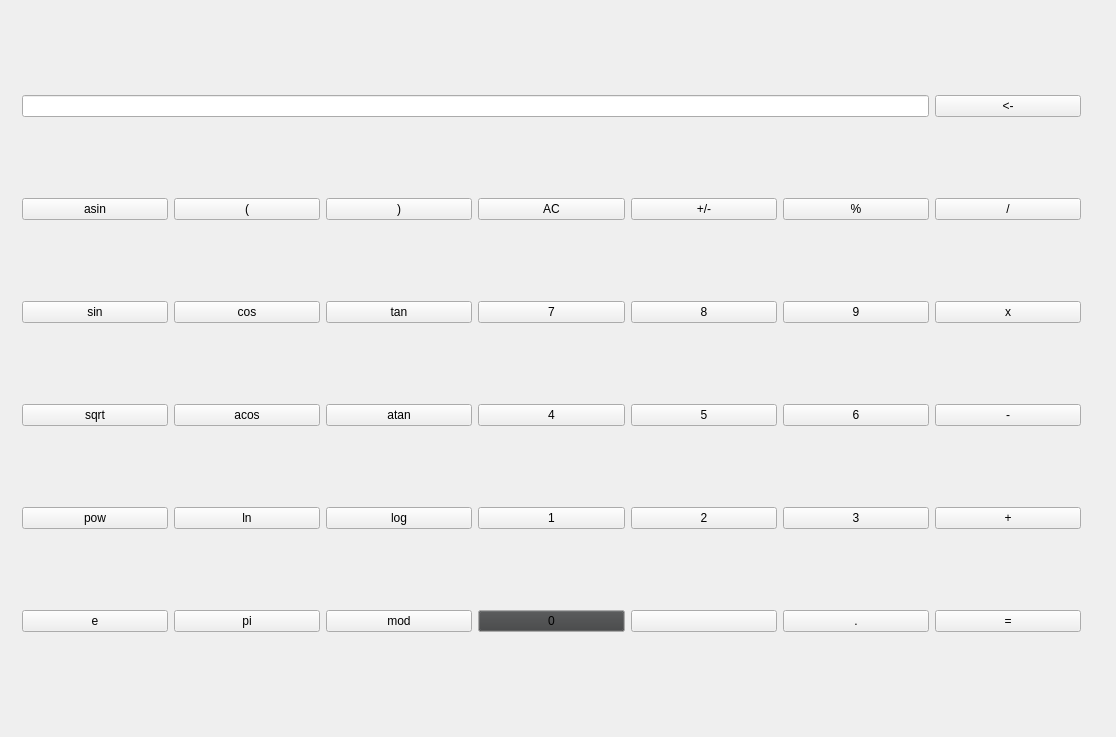
Above: new/mainwindow.ui from ohiamdaria/smartcalc before the change. Below: the same form after it.
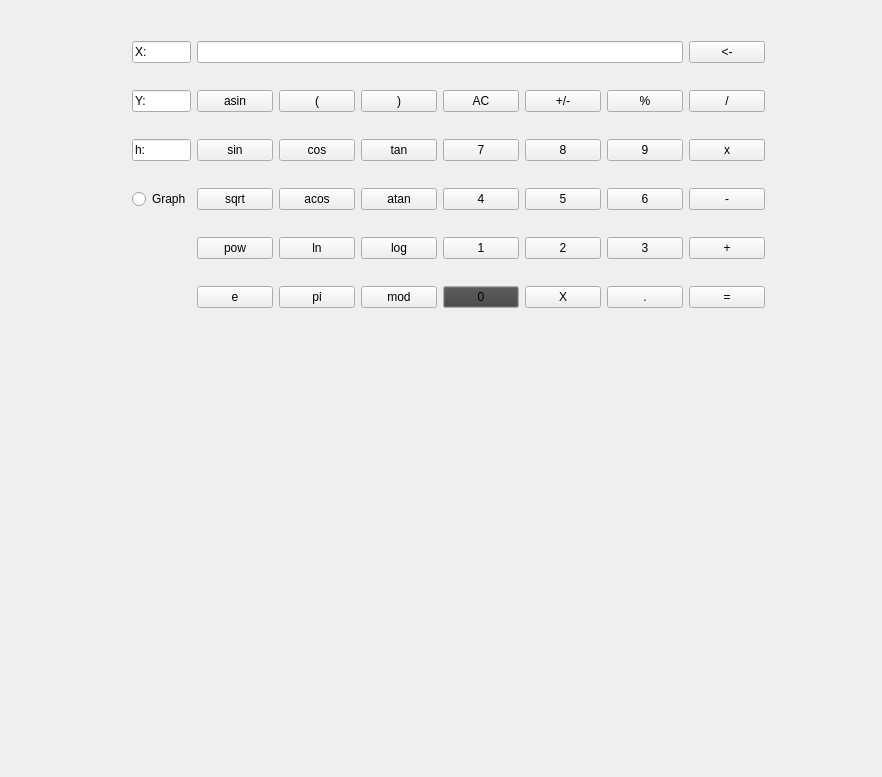
That is the form after the change. Custom widgets are drawn as their Qt base class.

Patch:
```diff
--- a/new/mainwindow.ui
+++ b/new/mainwindow.ui
@@ -6,8 +6,8 @@
    <rect>
     <x>0</x>
     <y>0</y>
-    <width>1116</width>
-    <height>737</height>
+    <width>882</width>
+    <height>777</height>
    </rect>
   </property>
   <property name="windowTitle">
@@ -17,10 +17,10 @@
    <widget class="QWidget" name="gridLayoutWidget">
     <property name="geometry">
      <rect>
-      <x>20</x>
+      <x>130</x>
       <y>20</y>
-      <width>1061</width>
-      <height>687</height>
+      <width>635</width>
+      <height>311</height>
      </rect>
     </property>
     <layout class="QGridLayout" name="gridLayout">
@@ -30,14 +30,227 @@
      <property name="horizontalSpacing">
       <number>-1</number>
      </property>
+     <item row="6" column="5">
+      <widget class="QPushButton" name="push_X">
+       <property name="text">
+        <string>X</string>
+       </property>
+      </widget>
+     </item>
+     <item row="1" column="7">
+      <widget class="QPushButton" name="push_div">
+       <property name="text">
+        <string>/</string>
+       </property>
+      </widget>
+     </item>
+     <item row="1" column="0">
+      <widget class="QLineEdit" name="lineEdit_2">
+       <property name="text">
+        <string>Y: </string>
+       </property>
+      </widget>
+     </item>
+     <item row="1" column="1">
+      <widget class="QPushButton" name="push_asin">
+       <property name="text">
+        <string>asin</string>
+       </property>
+      </widget>
+     </item>
+     <item row="4" column="2">
+      <widget class="QPushButton" name="push_acos">
+       <property name="text">
+        <string>acos</string>
+       </property>
+      </widget>
+     </item>
+     <item row="6" column="3">
+      <widget class="QPushButton" name="push_mod">
+       <property name="text">
+        <string>mod</string>
+       </property>
+      </widget>
+     </item>
+     <item row="3" column="4">
+      <widget class="QPushButton" name="push_7">
+       <property name="text">
+        <string>7</string>
+       </property>
+      </widget>
+     </item>
+     <item row="1" column="2">
+      <widget class="QPushButton" name="push_right">
+       <property name="text">
+        <string>(</string>
+       </property>
+      </widget>
+     </item>
+     <item row="3" column="2">
+      <widget class="QPushButton" name="push_cos">
+       <property name="text">
+        <string>cos</string>
+       </property>
+      </widget>
+     </item>
+     <item row="5" column="1">
+      <widget class="QPushButton" name="push_pow">
+       <property name="text">
+        <string>pow</string>
+       </property>
+      </widget>
+     </item>
+     <item row="5" column="7">
+      <widget class="QPushButton" name="push_plus">
+       <property name="text">
+        <string>+</string>
+       </property>
+      </widget>
+     </item>
+     <item row="1" column="5">
+      <widget class="QPushButton" name="push_unary">
+       <property name="text">
+        <string>+/-</string>
+       </property>
+      </widget>
+     </item>
+     <item row="3" column="5">
+      <widget class="QPushButton" name="push_8">
+       <property name="text">
+        <string>8</string>
+       </property>
+      </widget>
+     </item>
      <item row="4" column="3">
+      <widget class="QPushButton" name="push_atan">
+       <property name="text">
+        <string>atan</string>
+       </property>
+      </widget>
+     </item>
+     <item row="5" column="2">
+      <widget class="QPushButton" name="push_ln">
+       <property name="text">
+        <string>ln</string>
+       </property>
+      </widget>
+     </item>
+     <item row="3" column="6">
+      <widget class="QPushButton" name="push_9">
+       <property name="text">
+        <string>9</string>
+       </property>
+      </widget>
+     </item>
+     <item row="4" column="5">
+      <widget class="QPushButton" name="push_5">
+       <property name="text">
+        <string>5</string>
+       </property>
+      </widget>
+     </item>
+     <item row="6" column="6">
+      <widget class="QPushButton" name="push_dot">
+       <property name="text">
+        <string>.</string>
+       </property>
+      </widget>
+     </item>
+     <item row="6" column="2">
+      <widget class="QPushButton" name="push_pi">
+       <property name="text">
+        <string>pi</string>
+       </property>
+      </widget>
+     </item>
+     <item row="6" column="1">
+      <widget class="QPushButton" name="push_e">
+       <property name="text">
+        <string>e</string>
+       </property>
+      </widget>
+     </item>
+     <item row="4" column="7">
+      <widget class="QPushButton" name="push_minus">
+       <property name="text">
+        <string>-</string>
+       </property>
+      </widget>
+     </item>
+     <item row="3" column="7">
+      <widget class="QPushButton" name="push_mul">
+       <property name="text">
+        <string>x</string>
+       </property>
+      </widget>
+     </item>
+     <item row="0" column="0">
+      <widget class="QLineEdit" name="lineEdit_3">
+       <property name="text">
+        <string>X:</string>
+       </property>
+      </widget>
+     </item>
+     <item row="1" column="4">
+      <widget class="QPushButton" name="push_ac">
+       <property name="text">
+        <string>AC</string>
+       </property>
+      </widget>
+     </item>
+     <item row="0" column="1" colspan="6">
+      <widget class="QLineEdit" name="Display"/>
+     </item>
+     <item row="1" column="6">
+      <widget class="QPushButton" name="push_proz">
+       <property name="text">
+        <string>%</string>
+       </property>
+      </widget>
+     </item>
+     <item row="1" column="3">
+      <widget class="QPushButton" name="push_left">
+       <property name="text">
+        <string>)</string>
+       </property>
+      </widget>
+     </item>
+     <item row="0" column="7">
+      <widget class="QPushButton" name="push_clear">
+       <property name="text">
+        <string>&lt;-</string>
+       </property>
+      </widget>
+     </item>
+     <item row="3" column="1">
+      <widget class="QPushButton" name="push_sin">
+       <property name="text">
+        <string>sin</string>
+       </property>
+      </widget>
+     </item>
+     <item row="4" column="1">
+      <widget class="QPushButton" name="push_sqrt">
+       <property name="text">
+        <string>sqrt</string>
+       </property>
+      </widget>
+     </item>
+     <item row="5" column="4">
       <widget class="QPushButton" name="push_1">
        <property name="text">
         <string>1</string>
        </property>
       </widget>
      </item>
-     <item row="5" column="3">
+     <item row="5" column="5">
+      <widget class="QPushButton" name="push_2">
+       <property name="text">
+        <string>2</string>
+       </property>
+      </widget>
+     </item>
+     <item row="6" column="4">
       <widget class="QPushButton" name="push_0">
        <property name="palette">
         <palette>
@@ -87,234 +300,56 @@
        </property>
       </widget>
      </item>
-     <item row="3" column="4">
-      <widget class="QPushButton" name="push_5">
+     <item row="4" column="0">
+      <widget class="QRadioButton" name="Graph">
        <property name="text">
-        <string>5</string>
+        <string>Graph</string>
        </property>
       </widget>
      </item>
-     <item row="5" column="4">
-      <widget class="QPushButton" name="push_space">
+     <item row="4" column="6">
+      <widget class="QPushButton" name="push_6">
        <property name="text">
-        <string/>
-       </property>
-      </widget>
-     </item>
-     <item row="2" column="1">
-      <widget class="QPushButton" name="push_cos">
-       <property name="text">
-        <string>cos</string>
+        <string>6</string>
        </property>
       </widget>
      </item>
      <item row="5" column="6">
+      <widget class="QPushButton" name="push_3">
+       <property name="text">
+        <string>3</string>
+       </property>
+      </widget>
+     </item>
+     <item row="6" column="7">
       <widget class="QPushButton" name="push_eq">
        <property name="text">
         <string>=</string>
        </property>
       </widget>
      </item>
-     <item row="3" column="5">
-      <widget class="QPushButton" name="push_6">
+     <item row="4" column="4">
+      <widget class="QPushButton" name="push_4">
        <property name="text">
-        <string>6</string>
-       </property>
-      </widget>
-     </item>
-     <item row="5" column="5">
-      <widget class="QPushButton" name="push_dot">
-       <property name="text">
-        <string>.</string>
-       </property>
-      </widget>
-     </item>
-     <item row="1" column="4">
-      <widget class="QPushButton" name="push_unary">
-       <property name="text">
-        <string>+/-</string>
-       </property>
-      </widget>
-     </item>
-     <item row="1" column="3">
-      <widget class="QPushButton" name="push_ac">
-       <property name="text">
-        <string>AC</string>
-       </property>
-      </widget>
-     </item>
-     <item row="2" column="3">
-      <widget class="QPushButton" name="push_7">
-       <property name="text">
-        <string>7</string>
-       </property>
-      </widget>
-     </item>
-     <item row="1" column="2">
-      <widget class="QPushButton" name="push_left">
-       <property name="text">
-        <string>)</string>
-       </property>
-      </widget>
-     </item>
-     <item row="3" column="1">
-      <widget class="QPushButton" name="push_acos">
-       <property name="text">
-        <string>acos</string>
-       </property>
-      </widget>
-     </item>
-     <item row="5" column="2">
-      <widget class="QPushButton" name="push_mod">
-       <property name="text">
-        <string>mod</string>
-       </property>
-      </widget>
-     </item>
-     <item row="2" column="4">
-      <widget class="QPushButton" name="push_8">
-       <property name="text">
-        <string>8</string>
-       </property>
-      </widget>
-     </item>
-     <item row="1" column="1">
-      <widget class="QPushButton" name="push_right">
-       <property name="text">
-        <string>(</string>
-       </property>
-      </widget>
-     </item>
-     <item row="1" column="5">
-      <widget class="QPushButton" name="push_proz">
-       <property name="text">
-        <string>%</string>
-       </property>
-      </widget>
-     </item>
-     <item row="3" column="2">
-      <widget class="QPushButton" name="push_atan">
-       <property name="text">
-        <string>atan</string>
-       </property>
-      </widget>
-     </item>
-     <item row="1" column="6">
-      <widget class="QPushButton" name="push_div">
-       <property name="text">
-        <string>/</string>
-       </property>
-      </widget>
-     </item>
-     <item row="5" column="0">
-      <widget class="QPushButton" name="push_e">
-       <property name="text">
-        <string>e</string>
-       </property>
-      </widget>
-     </item>
-     <item row="3" column="6">
-      <widget class="QPushButton" name="push_minus">
-       <property name="text">
-        <string>-</string>
-       </property>
-      </widget>
-     </item>
-     <item row="2" column="6">
-      <widget class="QPushButton" name="push_mul">
-       <property name="text">
-        <string>x</string>
+        <string>4</string>
        </property>
       </widget>
      </item>
      <item row="3" column="0">
-      <widget class="QPushButton" name="push_sqrt">
+      <widget class="QLineEdit" name="lineEdit">
        <property name="text">
-        <string>sqrt</string>
+        <string>h: </string>
        </property>
       </widget>
      </item>
-     <item row="5" column="1">
-      <widget class="QPushButton" name="push_pi">
-       <property name="text">
-        <string>pi</string>
-       </property>
-      </widget>
-     </item>
-     <item row="4" column="2">
+     <item row="5" column="3">
       <widget class="QPushButton" name="push_log">
        <property name="text">
         <string>log</string>
        </property>
       </widget>
      </item>
-     <item row="4" column="4">
-      <widget class="QPushButton" name="push_2">
-       <property name="text">
-        <string>2</string>
-       </property>
-      </widget>
-     </item>
-     <item row="4" column="6">
-      <widget class="QPushButton" name="push_plus">
-       <property name="text">
-        <string>+</string>
-       </property>
-      </widget>
-     </item>
-     <item row="2" column="5">
-      <widget class="QPushButton" name="push_9">
-       <property name="text">
-        <string>9</string>
-       </property>
-      </widget>
-     </item>
-     <item row="1" column="0">
-      <widget class="QPushButton" name="push_asin">
-       <property name="text">
-        <string>asin</string>
-       </property>
-      </widget>
-     </item>
      <item row="3" column="3">
-      <widget class="QPushButton" name="push_4">
-       <property name="text">
-        <string>4</string>
-       </property>
-      </widget>
-     </item>
-     <item row="4" column="5">
-      <widget class="QPushButton" name="push_3">
-       <property name="text">
-        <string>3</string>
-       </property>
-      </widget>
-     </item>
-     <item row="4" column="1">
-      <widget class="QPushButton" name="push_ln">
-       <property name="text">
-        <string>ln</string>
-       </property>
-      </widget>
-     </item>
-     <item row="4" column="0">
-      <widget class="QPushButton" name="push_pow">
-       <property name="text">
-        <string>pow</string>
-       </property>
-      </widget>
-     </item>
-     <item row="0" column="0" colspan="6">
-      <widget class="QLineEdit" name="Display"/>
-     </item>
-     <item row="0" column="6">
-      <widget class="QPushButton" name="push_clear">
-       <property name="text">
-        <string>&lt;-</string>
-       </property>
-      </widget>
-     </item>
-     <item row="2" column="2">
       <widget class="QPushButton" name="push_tan">
        <property name="text">
         <string>tan</string>
@@ -327,17 +362,28 @@
        </property>
       </widget>
      </item>
-     <item row="2" column="0">
-      <widget class="QPushButton" name="push_sin">
-       <property name="text">
-        <string>sin</string>
-       </property>
-      </widget>
-     </item>
     </layout>
    </widget>
+   <widget class="QCustomPlot" name="widget" native="true">
+    <property name="geometry">
+     <rect>
+      <x>130</x>
+      <y>350</y>
+      <width>631</width>
+      <height>391</height>
+     </rect>
+    </property>
+   </widget>
   </widget>
  </widget>
+ <customwidgets>
+  <customwidget>
+   <class>QCustomPlot</class>
+   <extends>QWidget</extends>
+   <header>qcustomplot.h</header>
+   <container>1</container>
+  </customwidget>
+ </customwidgets>
  <resources/>
  <connections/>
 </ui>
```
